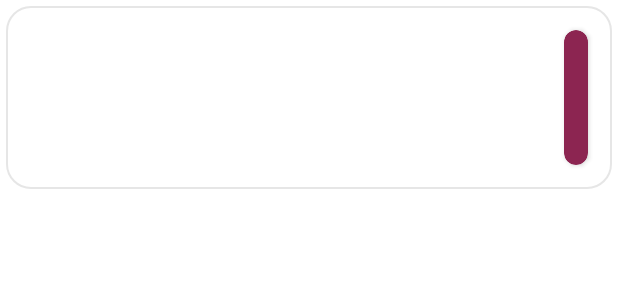
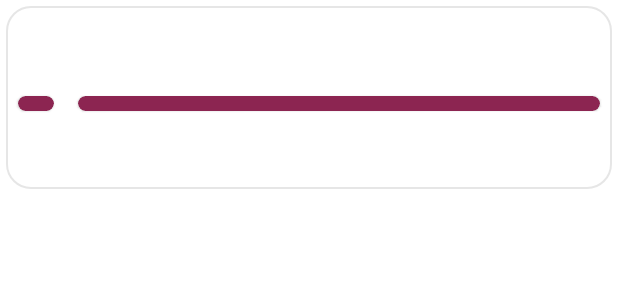
Before and after one commit to Faizan2001/FeesApplication, an Android app: the layout row_layout.xml on its own in the app's theme, with its tools: preview values and no code run, on a phone screen of 412 x 824 dp. Shown: the top 300 px of the screen. Run offline under Robolectric (Android 15) with nearby library versions, the phone set to English and light mode, and no system bars.

Commit message:
Fixed Check-Unchecked Days bug and Cardview color bug

```diff
--- a/app/build.gradle
+++ b/app/build.gradle
@@ -20,8 +20,8 @@ android {
         vectorDrawables.useSupportLibrary = true
 
         testInstrumentationRunner "androidx.test.runner.AndroidJUnitRunner"
-        targetSdkVersion 30
-        minSdkVersion 24
+        targetSdkVersion 31
+        minSdkVersion 21
     }
 
     buildFeatures {
@@ -56,6 +56,7 @@ dependencies {
     implementation 'androidx.recyclerview:recyclerview:1.2.1'
     implementation 'androidx.cardview:cardview:1.0.0'
 
+
     // Lifecycle libraries
 
     implementation "androidx.lifecycle:lifecycle-viewmodel-ktx:$lifecycle_version"
--- a/app/src/main/java/com/example/feesapplication/fragments/AddBatchFragment.kt
+++ b/app/src/main/java/com/example/feesapplication/fragments/AddBatchFragment.kt
@@ -218,15 +218,15 @@ class AddBatchFragment : Fragment(){
         val batchNameField = binding.batchNameField.editText?.text.toString()
         Log.d("Text grabbed", batchNameField)
         val timePickerTime = binding.startTimeField.text.toString()
-        val daysPicked = binding.tvDay.text.toString()
+       // val daysPicked = binding.tvDay.text.toString()
 
-        val validation = sharedViewModel.verifyBatchInputData(batchNameField, timePickerTime, daysPicked)
+        val validation = sharedViewModel.verifyBatchInputData(batchNameField, timePickerTime, dayPickerDays)
         if (validation) {
             //Green Signal - Enter data to database
            val newBatchData = Batch(
                batchNameField,
                timePickerTime,
-               daysPicked
+              dayPickerDays
            )
 
             studentViewModel.insertBatch(newBatchData)
--- a/app/src/main/java/com/example/feesapplication/fragments/StudentListFragment.kt
+++ b/app/src/main/java/com/example/feesapplication/fragments/StudentListFragment.kt
@@ -28,7 +28,6 @@ class StudentListFragment : Fragment(), SearchView.OnQueryTextListener {
 
 
     private lateinit var batchNameSaved: String
-    private lateinit var foundQuery : String
 
 
     private val args by navArgs<StudentListFragmentArgs>()
--- a/app/src/main/res/layout/row_layout.xml
+++ b/app/src/main/res/layout/row_layout.xml
@@ -28,30 +28,46 @@
             app:layout_constraintTop_toTopOf="parent"
             app:layout_constraintVertical_bias="0.0">
 
-            <androidx.cardview.widget.CardView
+            <com.google.android.material.card.MaterialCardView
+
+
                 android:id="@+id/fees_status"
-                android:layout_width="16dp"
-                android:layout_height="0dp"
-                android:layout_marginTop="16dp"
-                android:layout_marginEnd="16dp"
-                android:layout_marginBottom="16dp"
-                app:cardBackgroundColor="@color/icons"
-                app:cardCornerRadius="100dp"
-                app:layout_constraintBottom_toBottomOf="parent"
+                android:layout_width="0dp"
+                android:layout_height="10dp"
+                android:layout_marginStart="8dp"
+                android:layout_marginEnd="8dp"
+                style="@style/MyCardLayout"
+                app:cardCornerRadius="6dp"
+                app:layout_constraintBottom_toBottomOf="@+id/t_text"
                 app:layout_constraintEnd_toEndOf="parent"
-                app:layout_constraintTop_toTopOf="parent" />
+                app:layout_constraintStart_toEndOf="@+id/t_text"
+                app:layout_constraintTop_toTopOf="@+id/t_text" />
+
+            <com.google.android.material.card.MaterialCardView
+                style="@style/MyCardLayout"
+                android:layout_width="0dp"
+                android:layout_height="10dp"
+                android:layout_marginStart="8dp"
+                android:layout_marginEnd="8dp"
+                app:cardCornerRadius="6dp"
+                app:layout_constraintBottom_toTopOf="@+id/batch_time"
+                app:layout_constraintEnd_toStartOf="@+id/t_text"
+                app:layout_constraintStart_toStartOf="parent"
+                app:layout_constraintTop_toBottomOf="@+id/title_text" />
 
             <TextView
                 android:id="@+id/title_text"
-                android:layout_width="wrap_content"
+                android:layout_width="0dp"
                 android:layout_height="wrap_content"
                 android:layout_marginStart="16dp"
                 android:layout_marginTop="16dp"
+                android:layout_marginEnd="40dp"
                 android:maxLength="20"
                 android:text="@{batchInfo.batchName}"
                 android:textColor="@color/black"
                 android:textSize="20sp"
                 android:textStyle="bold"
+                app:layout_constraintEnd_toEndOf="parent"
                 app:layout_constraintStart_toStartOf="parent"
                 app:layout_constraintTop_toTopOf="parent" />
 
@@ -59,8 +75,9 @@
                 android:id="@+id/t_text"
                 android:layout_width="wrap_content"
                 android:layout_height="wrap_content"
-                android:layout_marginStart="16dp"
+                android:layout_marginStart="40dp"
                 android:layout_marginTop="8dp"
+                android:layout_marginEnd="40dp"
                 android:maxLength="20"
                 android:text="@{batchInfo.batchTime}"
                 android:textColor="@color/black"
--- a/app/src/main/res/layout/student_row_layout.xml
+++ b/app/src/main/res/layout/student_row_layout.xml
@@ -34,9 +34,9 @@
                 android:layout_marginTop="16dp"
                 android:layout_marginEnd="16dp"
                 android:layout_marginBottom="16dp"
+                app:cardCornerRadius="10dp"
                 android:feesStatusColor="@{studentInfo.feesStatus}"
-                app:cardBackgroundColor="@color/icons"
-                app:cardCornerRadius="100dp"
+
                 app:layout_constraintBottom_toBottomOf="parent"
                 app:layout_constraintEnd_toEndOf="parent"
                 app:layout_constraintTop_toTopOf="parent" />
--- a/app/src/main/res/menu/student_list_menu.xml
+++ b/app/src/main/res/menu/student_list_menu.xml
@@ -21,7 +21,7 @@
 
         <item
             android:id="@+id/dashboard_sortBy"
-            android:title="@string/sort_by" >
+            android:title="@string/sort_by_status" >
             <menu>
                 <item
                     android:id="@+id/menu_paid_fees"
@@ -34,6 +34,9 @@
         </item>
     </group>
 
+
+
+
     <item
         android:id="@+id/delete_all"
         android:title="Delete all" />
--- /dev/null
+++ b/app/src/main/res/values/cardview_set.xml
@@ -0,0 +1,8 @@
+<?xml version="1.0" encoding="utf-8"?>
+<resources>
+    <style name="MyCardLayout" parent="Widget.MaterialComponents.CardView">
+        <!-- border color -->
+        <item name="cardBackgroundColor">@color/icons</item>
+    </style>
+
+</resources>
--- a/app/src/main/res/values/strings.xml
+++ b/app/src/main/res/values/strings.xml
@@ -30,6 +30,7 @@
     <string name="none">None</string>
     <string name="my_title">My Title</string>
     <string name="no_students_added">No Students Added</string>
+    <string name="sort_by_status">Sort By Status</string>
 
     <string-array name="feesStatuses">
         <item>None</item>
```
Also changed, not shown: app/src/main/java/com/example/feesapplication/data/database/StudentDao.kt (+26 -0 lines), app/src/main/java/com/example/feesapplication/data/repository/StudentRepository.kt (+8 -0 lines), app/src/main/java/com/example/feesapplication/data/viewmodel/StudentViewModel.kt (+8 -0 lines), app/src/main/java/com/example/feesapplication/fragments/DashboardFragment.kt (+34 -6 lines), app/src/main/res/menu/dashboard_menu.xml (+26 -7 lines).
